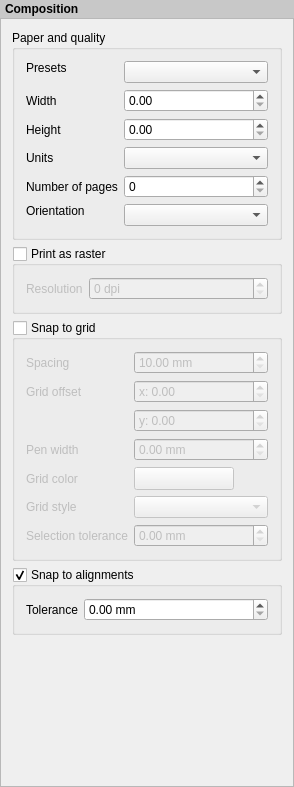
This is src/ui/qgscompositionwidgetbase.ui in carsmie/QGIS as Qt 5 draws it before an edit. The edited form follows.
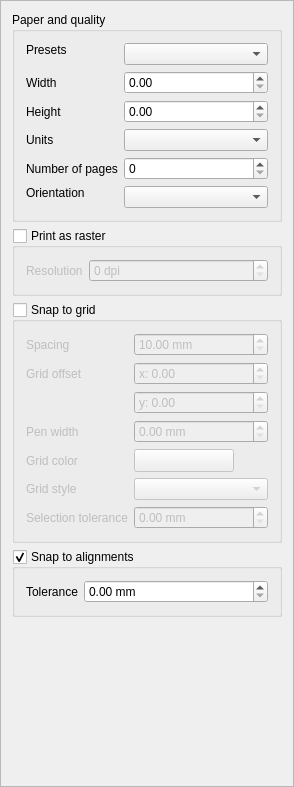
This is the edited form. Custom widgets are drawn as their Qt base class.

Commit message: Remove redundant subheaders for composer panels with appropriate titles

```diff
--- a/src/ui/qgscompositionwidgetbase.ui
+++ b/src/ui/qgscompositionwidgetbase.ui
@@ -26,22 +26,6 @@
    <property name="margin">
     <number>0</number>
    </property>
-   <item>
-    <widget class="QLabel" name="label_10">
-     <property name="sizePolicy">
-      <sizepolicy hsizetype="Preferred" vsizetype="Maximum">
-       <horstretch>0</horstretch>
-       <verstretch>0</verstretch>
-      </sizepolicy>
-     </property>
-     <property name="styleSheet">
-      <string notr="true">padding: 2px; font-weight: bold; background-color: rgb(200, 200, 200);</string>
-     </property>
-     <property name="text">
-      <string>Composition</string>
-     </property>
-    </widget>
-   </item>
    <item>
     <widget class="QScrollArea" name="scrollArea">
      <property name="sizePolicy">
@@ -65,7 +49,7 @@
         <x>0</x>
         <y>0</y>
         <width>292</width>
-        <height>764</height>
+        <height>785</height>
        </rect>
       </property>
       <layout class="QVBoxLayout" name="verticalLayout_2">
```
The commit also changes 1 other file.
